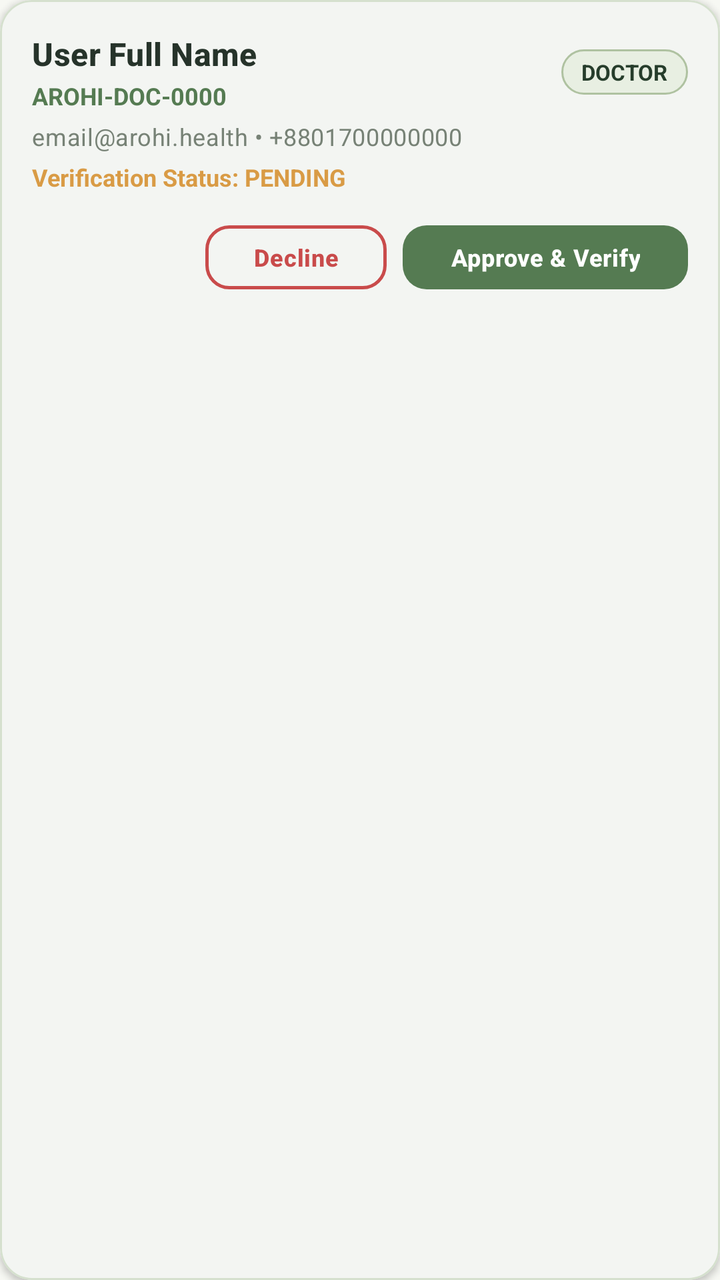
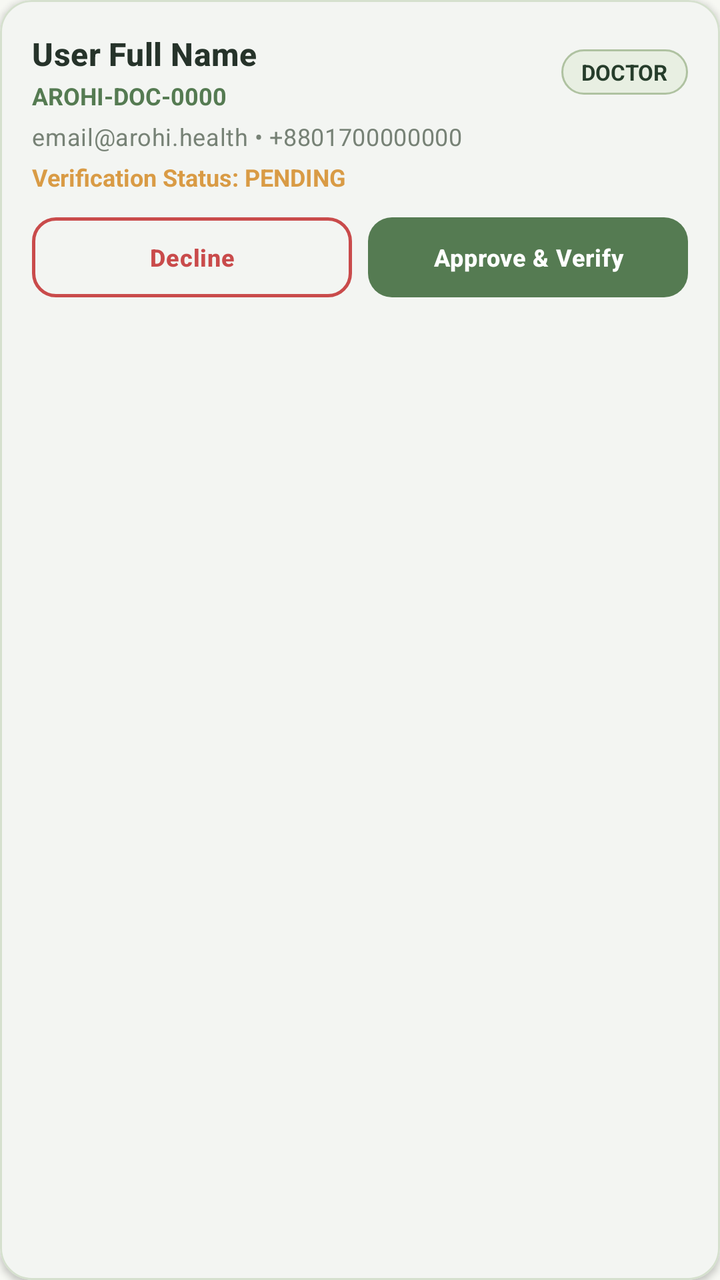

Compare the two renders of this Android layout. The source of the first and the diff that turns it into the second are given below.
<!-- AndroidManifest.xml: application theme Theme.AROHI -->
<!-- res/layout/item_verification_request.xml -->
<?xml version="1.0" encoding="utf-8"?>
<com.google.android.material.card.MaterialCardView xmlns:android="http://schemas.android.com/apk/res/android"
    xmlns:app="http://schemas.android.com/apk/res-auto"
    style="@style/Widget.AROHI.Card"
    android:layout_width="match_parent"
    android:layout_height="wrap_content"
    android:layout_marginBottom="@dimen/spacing_sm">

    <LinearLayout
        android:layout_width="match_parent"
        android:layout_height="wrap_content"
        android:orientation="vertical"
        android:padding="@dimen/spacing_md">

        <LinearLayout
            android:layout_width="match_parent"
            android:layout_height="wrap_content"
            android:gravity="center_vertical"
            android:orientation="horizontal">

            <LinearLayout
                android:layout_width="0dp"
                android:layout_height="wrap_content"
                android:layout_weight="1"
                android:orientation="vertical">

                <TextView
                    android:id="@+id/tvItemUserName"
                    android:layout_width="wrap_content"
                    android:layout_height="wrap_content"
                    android:text="User Full Name"
                    android:textAppearance="@style/TextAppearance.AROHI.TitleMedium" />

                <TextView
                    android:id="@+id/tvItemArohiId"
                    android:layout_width="wrap_content"
                    android:layout_height="wrap_content"
                    android:layout_marginTop="2dp"
                    android:text="AROHI-DOC-0000"
                    android:textColor="@color/primary_moss_green"
                    android:textSize="12sp"
                    android:textStyle="bold" />
            </LinearLayout>

            <TextView
                android:id="@+id/tvItemRoleBadge"
                android:layout_width="wrap_content"
                android:layout_height="wrap_content"
                android:background="@drawable/bg_badge_pill"
                android:paddingHorizontal="10dp"
                android:paddingVertical="4dp"
                android:text="DOCTOR"
                android:textColor="@color/deep_forest_green"
                android:textSize="11sp"
                android:textStyle="bold" />
        </LinearLayout>

        <TextView
            android:id="@+id/tvItemEmailPhone"
            android:layout_width="match_parent"
            android:layout_height="wrap_content"
            android:layout_marginTop="4dp"
            android:text="email@arohi.health • +8801700000000"
            android:textAppearance="@style/TextAppearance.AROHI.BodyMedium"
            android:textSize="12sp" />

        <TextView
            android:id="@+id/tvItemCurrentStatus"
            android:layout_width="wrap_content"
            android:layout_height="wrap_content"
            android:layout_marginTop="4dp"
            android:text="Verification Status: PENDING"
            android:textColor="@color/status_warning"
            android:textSize="12sp"
            android:textStyle="bold" />

        <LinearLayout
            android:id="@+id/layoutVerificationActions"
            android:layout_width="match_parent"
            android:layout_height="wrap_content"
            android:layout_marginTop="@dimen/spacing_sm"
            android:gravity="end"
            android:orientation="horizontal">

            <com.google.android.material.button.MaterialButton
                android:id="@+id/btnRejectAccount"
                style="@style/Widget.AROHI.Button.Outlined"
                android:layout_width="wrap_content"
                android:layout_height="40dp"
                android:layout_marginEnd="@dimen/spacing_xs"
                android:minHeight="40dp"
                android:text="Decline"
                android:textColor="@color/status_emergency"
                android:textSize="12sp"
                app:strokeColor="@color/status_emergency" />

            <com.google.android.material.button.MaterialButton
                android:id="@+id/btnApproveAccount"
                style="@style/Widget.AROHI.Button.Primary"
                android:layout_width="wrap_content"
                android:layout_height="40dp"
                android:minHeight="40dp"
                android:text="Approve &amp; Verify"
                android:textSize="12sp" />
        </LinearLayout>

    </LinearLayout>
</com.google.android.material.card.MaterialCardView>
<!-- resources referenced by this layout -->
<resources>
  <color name="deep_forest_green">#263D2B</color>
  <color name="primary_moss_green">#557B52</color>
  <color name="status_emergency">#C94B4B</color>
  <color name="status_warning">#D99B45</color>
  <dimen name="spacing_md">16dp</dimen>
  <dimen name="spacing_sm">12dp</dimen>
  <dimen name="spacing_xs">8dp</dimen>
  <!-- drawable bg_badge_pill (drawable) -->
  <?xml version="1.0" encoding="utf-8"?>
  <shape xmlns:android="http://schemas.android.com/apk/res/android"
      android:shape="rectangle">
      <solid android:color="@color/pale_mint" />
      <stroke
          android:width="1dp"
          android:color="@color/soft_sage" />
      <corners android:radius="@dimen/radius_pill" />
  </shape>
  <style name="TextAppearance.AROHI.BodyMedium" parent="TextAppearance.Material3.BodyMedium">
          <item name="android:textColor">@color/text_secondary</item>
          <item name="android:textSize">14sp</item>
          <item name="android:lineSpacingExtra">2dp</item>
      </style>
  <style name="TextAppearance.AROHI.TitleMedium" parent="TextAppearance.Material3.TitleMedium">
          <item name="android:textColor">@color/text_primary</item>
          <item name="android:textSize">16sp</item>
          <item name="android:textStyle">bold</item>
      </style>
  <style name="Widget.AROHI.Button.Outlined" parent="Widget.Material3.Button.OutlinedButton">
          <item name="android:minHeight">@dimen/button_height</item>
          <item name="android:textColor">@color/deep_forest_green</item>
          <item name="android:textSize">15sp</item>
          <item name="android:textStyle">bold</item>
          <item name="strokeColor">@color/primary_moss_green</item>
          <item name="strokeWidth">1.5dp</item>
          <item name="cornerRadius">@dimen/input_corner_radius</item>
      </style>
  <style name="Widget.AROHI.Button.Primary" parent="Widget.Material3.Button">
          <item name="android:minHeight">@dimen/button_height</item>
          <item name="android:textColor">@color/white</item>
          <item name="android:textSize">15sp</item>
          <item name="android:textStyle">bold</item>
          <item name="android:letterSpacing">0.02</item>
          <item name="backgroundTint">@color/primary_moss_green</item>
          <item name="cornerRadius">@dimen/input_corner_radius</item>
          <item name="elevation">0dp</item>
      </style>
  <style name="Widget.AROHI.Card" parent="Widget.Material3.CardView.Elevated">
          <item name="cardBackgroundColor">@color/surface_card</item>
          <item name="cardCornerRadius">@dimen/radius_md</item>
          <item name="cardElevation">@dimen/card_elevation</item>
          <item name="strokeColor">@color/border_stroke</item>
          <item name="strokeWidth">@dimen/card_stroke_width</item>
      </style>
  <color name="pale_mint">#E8EFE2</color>
  <color name="soft_sage">#AFC2A1</color>
  <dimen name="radius_pill">100dp</dimen>
  <color name="text_secondary">#778276</color>
  <color name="text_primary">#26332A</color>
  <dimen name="button_height">54dp</dimen>
  <dimen name="input_corner_radius">12dp</dimen>
  <color name="white">#FFFFFF</color>
  <color name="surface_card">#FFFFFF</color>
  <dimen name="radius_md">16dp</dimen>
  <dimen name="card_elevation">2dp</dimen>
  <color name="border_stroke">#D5E0CE</color>
  <dimen name="card_stroke_width">1dp</dimen>
  <color name="secondary_sage">#819B75</color>
  <color name="status_emergency_bg">#FDECEC</color>
  <color name="warm_ivory">#F7F8F3</color>
  <!-- unchanged entries left out for length: 2 -->
</resources>

<!-- the commit's change to res/layout/item_verification_request.xml (unified diff, before → after) -->
@@ -79,16 +79,22 @@
             android:layout_width="match_parent"
             android:layout_height="wrap_content"
             android:layout_marginTop="@dimen/spacing_sm"
-            android:gravity="end"
+            android:gravity="center_vertical"
             android:orientation="horizontal">
 
             <com.google.android.material.button.MaterialButton
                 android:id="@+id/btnRejectAccount"
                 style="@style/Widget.AROHI.Button.Outlined"
-                android:layout_width="wrap_content"
+                android:layout_width="0dp"
                 android:layout_height="40dp"
                 android:layout_marginEnd="@dimen/spacing_xs"
+                android:layout_weight="1"
+                android:insetTop="0dp"
+                android:insetBottom="0dp"
+                android:maxLines="1"
+                android:minWidth="0dp"
                 android:minHeight="40dp"
+                android:paddingHorizontal="8dp"
                 android:text="Decline"
                 android:textColor="@color/status_emergency"
                 android:textSize="12sp"
@@ -97,9 +103,15 @@
             <com.google.android.material.button.MaterialButton
                 android:id="@+id/btnApproveAccount"
                 style="@style/Widget.AROHI.Button.Primary"
-                android:layout_width="wrap_content"
+                android:layout_width="0dp"
                 android:layout_height="40dp"
+                android:layout_weight="1"
+                android:insetTop="0dp"
+                android:insetBottom="0dp"
+                android:maxLines="1"
+                android:minWidth="0dp"
                 android:minHeight="40dp"
+                android:paddingHorizontal="8dp"
                 android:text="Approve &amp; Verify"
                 android:textSize="12sp" />
         </LinearLayout>
